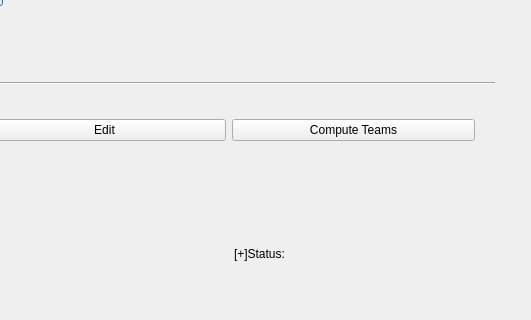
The window that D4/cupid/AdminFeatures/adminhomewindow.ui (GuelorEmanuel/Team-Tech-Support) describes before a commit, drawn with Qt 5; both pictures show x 276 to 807 and y 95 to 415 of the 807 by 415 pixel window.
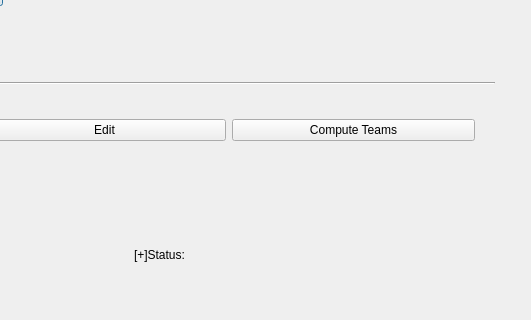
The same window after the commit.

```diff
--- a/D4/cupid/AdminFeatures/adminhomewindow.ui
+++ b/D4/cupid/AdminFeatures/adminhomewindow.ui
@@ -93,15 +93,18 @@
   <widget class="QLabel" name="statusLbl">
    <property name="geometry">
     <rect>
-     <x>510</x>
+     <x>410</x>
      <y>340</y>
-     <width>271</width>
-     <height>17</height>
+     <width>371</width>
+     <height>20</height>
     </rect>
    </property>
    <property name="text">
     <string>[+]Status:</string>
    </property>
+   <property name="wordWrap">
+    <bool>true</bool>
+   </property>
   </widget>
   <widget class="QWidget" name="layoutWidget">
    <property name="geometry">
```
